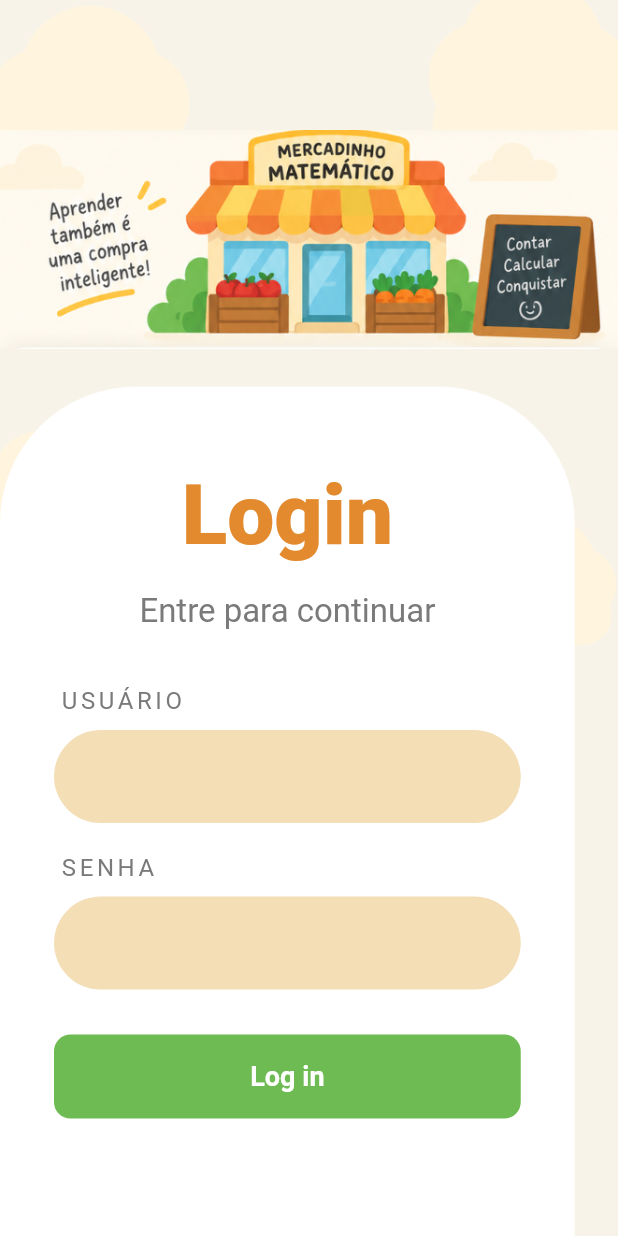
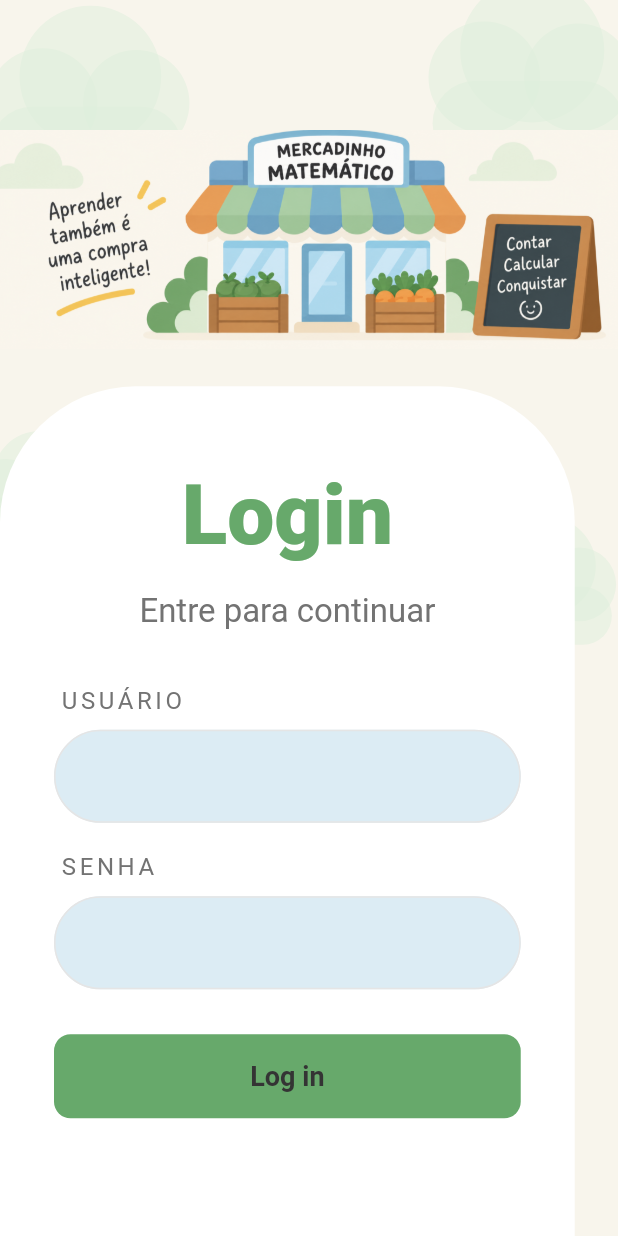
Before and after one commit to Projetos-Moveis-II-2026-2/grupo01-2, a Flutter app: the screen it shows after launch, on a phone screen of 412 x 824 dp. Run offline on Flutter 3.47's test engine with Material 3 defaults, Android fonts, the phone set to English and light mode, and no system bars; our stand-ins replace shared_preferences.

Commit message:
Ajustando o esquema de cores para melhorar a consistência da interface.

```diff
--- a/lib/screens/choices/choices_home_screen.dart
+++ b/lib/screens/choices/choices_home_screen.dart
@@ -55,8 +55,8 @@ class _ScenarioCard extends StatelessWidget {
             children: [
               const CircleAvatar(
                 radius: 24,
-                backgroundColor: AppColors.honeyLight,
-                child: Icon(Icons.savings_outlined, color: AppColors.bark),
+                backgroundColor: AppColors.secondaryLight,
+                child: Icon(Icons.savings_outlined, color: AppColors.secondary),
               ),
               const SizedBox(width: 16),
               Expanded(
--- a/lib/screens/login_screen.dart
+++ b/lib/screens/login_screen.dart
@@ -50,7 +50,7 @@ class _LoginScreenState extends State<LoginScreen> {
               'Login',
               textAlign: TextAlign.center,
               style: Theme.of(context).textTheme.displaySmall?.copyWith(
-                    color: AppColors.honeyDark,
+                    color: AppColors.primary,
                     fontWeight: FontWeight.w800,
                     fontSize: 56,
                     height: 1,
@@ -93,8 +93,8 @@ class _LoginScreenState extends State<LoginScreen> {
             PrimaryButton(
               label: 'Log in',
               onPressed: _handleLogin,
-              backgroundColor: AppColors.success,
-              foregroundColor: Colors.white,
+              backgroundColor: AppColors.primary,
+              foregroundColor: AppColors.textPrimary,
               borderRadius: 11,
             ),
             const SizedBox(height: 74),
--- a/lib/screens/signup_screen.dart
+++ b/lib/screens/signup_screen.dart
@@ -68,7 +68,7 @@ class _SignUpScreenState extends State<SignUpScreen> {
               'Criar uma Nova Conta',
               textAlign: TextAlign.center,
               style: Theme.of(context).textTheme.displaySmall?.copyWith(
-                    color: AppColors.honeyDark,
+                    color: AppColors.primary,
                     fontWeight: FontWeight.w800,
                     fontSize: 50,
                     height: 1.05,
@@ -145,8 +145,8 @@ class _SignUpScreenState extends State<SignUpScreen> {
             PrimaryButton(
               label: 'Inscrever-se',
               onPressed: _handleSignUp,
-              backgroundColor: AppColors.success,
-              foregroundColor: Colors.white,
+              backgroundColor: AppColors.primary,
+              foregroundColor: AppColors.textPrimary,
               borderRadius: 11,
             ),
           ],
--- a/lib/screens/splash_screen.dart
+++ b/lib/screens/splash_screen.dart
@@ -41,7 +41,7 @@ class _SplashScreenState extends State<SplashScreen> {
               'MercaMática',
               style: Theme.of(context).textTheme.headlineMedium?.copyWith(
                     fontWeight: FontWeight.w800,
-                    color: AppColors.bark,
+                    color: AppColors.textPrimary,
                   ),
             ),
             const SizedBox(height: 32),
@@ -50,7 +50,7 @@ class _SplashScreenState extends State<SplashScreen> {
               height: 28,
               child: CircularProgressIndicator(
                 strokeWidth: 3,
-                color: AppColors.honeyDark,
+                color: AppColors.primary,
               ),
             ),
           ],
--- a/lib/screens/welcome_screen.dart
+++ b/lib/screens/welcome_screen.dart
@@ -27,7 +27,7 @@ class WelcomeScreen extends StatelessWidget {
                 textAlign: TextAlign.center,
                 style: Theme.of(context).textTheme.headlineMedium?.copyWith(
                       fontWeight: FontWeight.w800,
-                      color: AppColors.bark,
+                      color: AppColors.textPrimary,
                     ),
               ),
               const SizedBox(height: 12),
--- a/lib/theme/app_theme.dart
+++ b/lib/theme/app_theme.dart
@@ -1,45 +1,71 @@
 import 'package:flutter/material.dart';
 
-/// Paleta e estilo visual do MercaMática.
+/// Tokens visuais únicos do Mercadinho Matemático.
 ///
-/// A proposta pede uma interface simples, previsível e visual, com poucas
-/// opções de tela, textos objetivos, botões grandes e feedback claro
-/// (considerando o uso no contexto de autismo e educação financeira).
-/// Por isso o tema evita gradientes/efeitos chamativos e prioriza contraste
-/// e áreas de toque grandes.
+/// A paleta foi organizada por função para que as telas permaneçam previsíveis:
+/// verdes para ações e progresso, azuis para orientação, amarelo para
+/// recompensas e laranja para pequenos destaques e alertas.
 class AppColors {
   AppColors._();
 
-  static const Color honey = Color(0xFFF6C445);
-  static const Color honeyDark = Color(0xFFE28A2D);
-  static const Color honeyLight = Color(0xFFFCE9AF);
-  static const Color bark = Color(0xFF2F2F2F);
-  static const Color background = Color(0xFFF7F3E8);
-  static const Color success = Color(0xFF6DBB52);
-  static const Color error = Color(0xFFD8614C);
-  static const Color card = Color(0xFFFFFFFF);
-  static const Color textPrimary = Color(0xFF2F2F2F);
-  static const Color textSecondary = Color(0xFF7A7A7A);
-  static const Color formField = Color(0xFFF3DEB6);
+  static const Color background = Color(0xFFF8F5EC);
+  static const Color surface = Color(0xFFFFFFFF);
+  static const Color primary = Color(0xFF67A96B);
+  static const Color primaryLight = Color(0xFFDDEEDB);
+  static const Color secondary = Color(0xFF6FA8C9);
+  static const Color secondaryLight = Color(0xFFDCECF4);
+  static const Color reward = Color(0xFFF3C75F);
+  static const Color accent = Color(0xFFE89A55);
+  static const Color textPrimary = Color(0xFF343434);
+  static const Color textSecondary = Color(0xFF737373);
+  static const Color border = Color(0xFFE5E5E5);
+
+  // Feedback de erro/alerta usa o laranja da identidade, sem introduzir
+  // vermelho e sempre acompanhado de texto ou ícone.
+  static const Color error = accent;
 }
 
 class AppTheme {
   AppTheme._();
 
   static ThemeData get light {
+    final colorScheme = ColorScheme.fromSeed(
+      seedColor: AppColors.primary,
+      brightness: Brightness.light,
+    ).copyWith(
+      primary: AppColors.primary,
+      onPrimary: AppColors.textPrimary,
+      primaryContainer: AppColors.primaryLight,
+      onPrimaryContainer: AppColors.textPrimary,
+      secondary: AppColors.secondary,
+      onSecondary: AppColors.textPrimary,
+      secondaryContainer: AppColors.secondaryLight,
+      onSecondaryContainer: AppColors.textPrimary,
+      surface: AppColors.surface,
+      onSurface: AppColors.textPrimary,
+      surfaceDim: AppColors.background,
+      surfaceBright: AppColors.surface,
+      surfaceContainerLowest: AppColors.surface,
+      surfaceContainerLow: AppColors.surface,
+      surfaceContainer: AppColors.surface,
+      surfaceContainerHigh: AppColors.surface,
+      surfaceContainerHighest: AppColors.background,
+      onSurfaceVariant: AppColors.textSecondary,
+      error: AppColors.error,
+      onError: AppColors.textPrimary,
+      outline: AppColors.border,
+      outlineVariant: AppColors.border,
+      surfaceTint: Colors.transparent,
+    );
+
     final base = ThemeData(
       useMaterial3: true,
-      colorScheme: ColorScheme.fromSeed(
-        seedColor: AppColors.honey,
-        primary: AppColors.honey,
-        secondary: AppColors.bark,
-        error: AppColors.error,
-        brightness: Brightness.light,
-      ),
+      colorScheme: colorScheme,
       scaffoldBackgroundColor: AppColors.background,
       fontFamily: 'Roboto',
-      splashColor: AppColors.honeyLight.withValues(alpha: 0.35),
-      highlightColor: AppColors.honeyLight.withValues(alpha: 0.25),
+      splashColor: AppColors.primaryLight.withValues(alpha: 0.35),
+      highlightColor: AppColors.primaryLight.withValues(alpha: 0.25),
+      dividerColor: AppColors.border,
     );
 
     return base.copyWith(
@@ -60,8 +86,10 @@ class AppTheme {
       ),
       elevatedButtonTheme: ElevatedButtonThemeData(
         style: ElevatedButton.styleFrom(
-          backgroundColor: AppColors.honey,
+          backgroundColor: AppColors.primary,
           foregroundColor: AppColors.textPrimary,
+          disabledBackgroundColor: AppColors.border,
+          disabledForegroundColor: AppColors.textSecondary,
           minimumSize: const Size.fromHeight(56),
           textStyle: const TextStyle(
             fontSize: 18,
@@ -75,7 +103,7 @@ class AppTheme {
         style: OutlinedButton.styleFrom(
           foregroundColor: AppColors.textPrimary,
           minimumSize: const Size.fromHeight(56),
-          side: const BorderSide(color: AppColors.honeyDark, width: 1.5),
+          side: const BorderSide(color: AppColors.primary, width: 1.5),
           textStyle: const TextStyle(
             fontSize: 18,
             fontWeight: FontWeight.w700,
@@ -85,19 +113,19 @@ class AppTheme {
       ),
       inputDecorationTheme: InputDecorationTheme(
         filled: true,
-        fillColor: AppColors.formField,
+        fillColor: AppColors.secondaryLight,
         contentPadding: const EdgeInsets.symmetric(horizontal: 26, vertical: 19),
         border: OutlineInputBorder(
           borderRadius: BorderRadius.circular(32),
-          borderSide: BorderSide.none,
+          borderSide: const BorderSide(color: AppColors.border),
         ),
         enabledBorder: OutlineInputBorder(
           borderRadius: BorderRadius.circular(32),
-          borderSide: BorderSide.none,
+          borderSide: const BorderSide(color: AppColors.border),
         ),
         focusedBorder: OutlineInputBorder(
           borderRadius: BorderRadius.circular(32),
-          borderSide: const BorderSide(color: AppColors.honeyDark, width: 2),
+          borderSide: const BorderSide(color: AppColors.primary, width: 2),
         ),
         errorBorder: OutlineInputBorder(
           borderRadius: BorderRadius.circular(32),
@@ -114,11 +142,34 @@ class AppTheme {
         ),
       ),
       cardTheme: CardThemeData(
-        color: AppColors.card,
-        elevation: 2,
-        shadowColor: Colors.black12,
+        color: AppColors.surface,
+        elevation: 1,
+        shadowColor: AppColors.textPrimary.withValues(alpha: 0.08),
         shape: RoundedRectangleBorder(
           borderRadius: BorderRadius.circular(22),
+          side: const BorderSide(color: AppColors.border),
+        ),
+      ),
+      navigationBarTheme: NavigationBarThemeData(
+        backgroundColor: AppColors.surface,
+        indicatorColor: AppColors.primaryLight,
+        labelTextStyle: const WidgetStatePropertyAll(
+          TextStyle(
+            color: AppColors.textPrimary,
+            fontWeight: FontWeight.w600,
+          ),
+        ),
+      ),
+      progressIndicatorTheme: const ProgressIndicatorThemeData(
+        color: AppColors.primary,
+        linearTrackColor: AppColors.primaryLight,
+      ),
+      dialogTheme: DialogThemeData(
+        backgroundColor: AppColors.surface,
+        surfaceTintColor: Colors.transparent,
+        shape: RoundedRectangleBorder(
+          borderRadius: BorderRadius.circular(20),
+          side: const BorderSide(color: AppColors.border),
         ),
       ),
     );
--- a/lib/widgets/activity_card.dart
+++ b/lib/widgets/activity_card.dart
@@ -18,7 +18,7 @@ class ActivityCard extends StatelessWidget {
   @override
   Widget build(BuildContext context) {
     final isAddition = operation == MathOperation.addition;
-    final accent = isAddition ? AppColors.honey : AppColors.success;
+    final accent = isAddition ? AppColors.primary : AppColors.secondary;
 
     return Card(
       clipBehavior: Clip.antiAlias,
--- a/lib/widgets/app_header.dart
+++ b/lib/widgets/app_header.dart
@@ -24,7 +24,7 @@ class AppHeader extends StatelessWidget {
           ClipRRect(
             borderRadius: BorderRadius.circular(22),
             child: Image.asset(
-              'assets/images/mercadinho_ilustracao.png',
+              'assets/images/mercadinho_ilustracao_paleta.png',
               height: 132,
               width: double.infinity,
               fit: BoxFit.cover,
@@ -60,9 +60,9 @@ class _IllustrationPlaceholder extends StatelessWidget {
   Widget build(BuildContext context) {
     return Container(
       height: 132,
-      color: AppColors.honeyLight,
+      color: AppColors.secondaryLight,
       alignment: Alignment.center,
-      child: const Icon(Icons.storefront, size: 56, color: AppColors.honeyDark),
+      child: const Icon(Icons.storefront, size: 56, color: AppColors.secondary),
     );
   }
 }
--- a/lib/widgets/auth_page_layout.dart
+++ b/lib/widgets/auth_page_layout.dart
@@ -45,7 +45,7 @@ class AuthPageLayout extends StatelessWidget {
                         if (showIllustration) ...[
                           SizedBox(height: screenWidth * 0.21),
                           Image.asset(
-                            'assets/images/mercadinho_ilustracao.png',
+                            'assets/images/mercadinho_ilustracao_paleta.png',
                             width: double.infinity,
                             fit: BoxFit.fitWidth,
                             // O asset real pode ser substituído aqui sem
@@ -65,7 +65,7 @@ class AuthPageLayout extends StatelessWidget {
                               minHeight: math.max(560, constraints.maxHeight * 0.74),
                             ),
                             decoration: BoxDecoration(
-                              color: AppColors.card,
+                              color: AppColors.surface,
                               borderRadius: BorderRadius.only(
                                 topLeft: Radius.circular(panelRadius),
                                 topRight: Radius.circular(panelRadius),
@@ -101,12 +101,12 @@ class _AuthImagePlaceholder extends StatelessWidget {
   Widget build(BuildContext context) {
     return Container(
       height: 160,
-      color: AppColors.honeyLight,
+      color: AppColors.secondaryLight,
       alignment: Alignment.center,
       child: const Icon(
         Icons.storefront_rounded,
         size: 72,
-        color: AppColors.honeyDark,
+        color: AppColors.secondary,
       ),
     );
   }
@@ -122,11 +122,9 @@ class _AuthClouds extends StatelessWidget {
 }
 
 class _CloudPainter extends CustomPainter {
-  static const _cloudColor = Color(0xFFFFF4DE);
-
   @override
   void paint(Canvas canvas, Size size) {
-    final paint = Paint()..color = _cloudColor;
+    final paint = Paint()..color = AppColors.primaryLight.withValues(alpha: 0.5);
     final width = size.width;
 
     _drawCloud(
```
Also changed, not shown: lib/screens/choices/choice_detail_screen.dart (+18 -6 lines), lib/screens/home_shell.dart (+5 -5 lines), lib/screens/math/math_exercise_screen.dart (+19 -10 lines), lib/screens/math/math_home_screen.dart (+4 -4 lines), lib/screens/profile/profile_screen.dart (+10 -10 lines), lib/widgets/app_logo.dart (+6 -6 lines), lib/widgets/stat_badge.dart (+8 -4 lines), assets/images/mercadinho_ilustracao_paleta.png (added).
